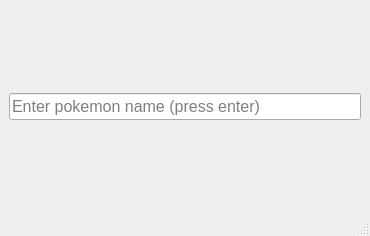
Above: main.ui from BrianHammond/Pokemon_REST_API_Getter before the change. Below: the same form after it.
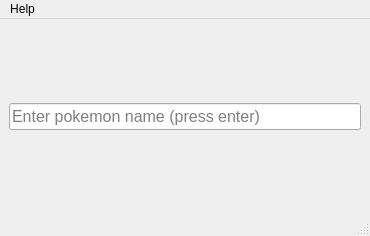
That is the form after the change.

Diff of the .ui file:
```diff
--- a/main.ui
+++ b/main.ui
@@ -38,6 +38,13 @@
      <height>21</height>
     </rect>
    </property>
+   <widget class="QMenu" name="menuHelp">
+    <property name="title">
+     <string>Help</string>
+    </property>
+    <addaction name="actionAbout"/>
+   </widget>
+   <addaction name="menuHelp"/>
   </widget>
   <widget class="QStatusBar" name="statusbar"/>
  </widget>
```
Left out of the diff: 7 changed lines with no effect on the pictures.
